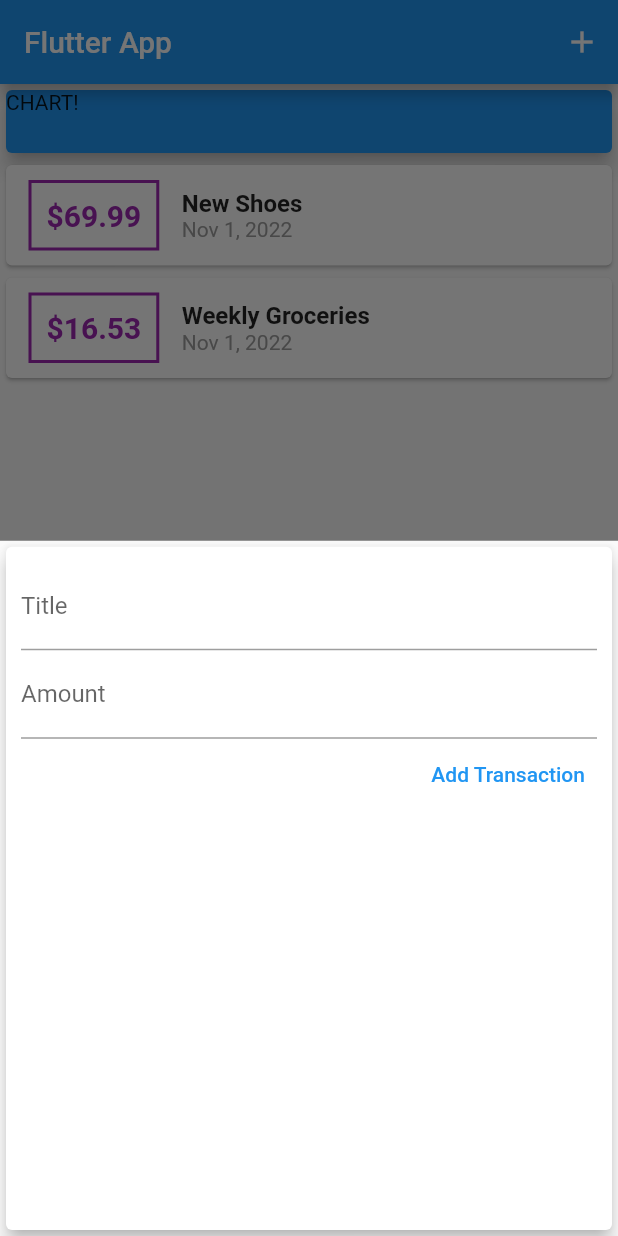
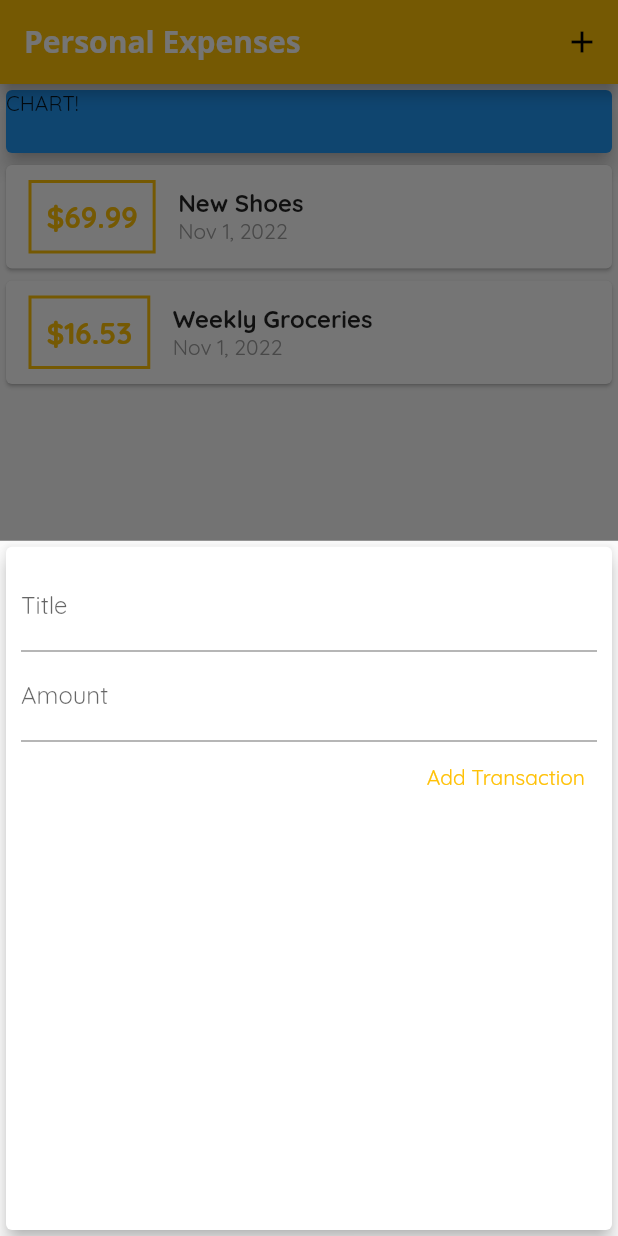
Before and after one commit to MuhammadZeeshan03/Expense-tracker-app-flutter, a Flutter app: the screen it shows after launch, after a tap on the "add" icon, on a phone screen of 412 x 824 dp. Run offline on Flutter 3.47's test engine with Material 2 defaults, Android fonts, the phone set to English and light mode, and no system bars.

Commit message:
fonts in progress

```diff
--- a/lib/main.dart
+++ b/lib/main.dart
@@ -1,3 +1,5 @@
+// ignore_for_file: deprecated_member_use
+
 import 'package:flutter/material.dart';
 import './widgets/new_transaction.dart';
 import './widgets/transaction_list.dart';
@@ -10,7 +12,20 @@ class MyApp extends StatelessWidget {
   @override
   Widget build(BuildContext context) {
     return MaterialApp(
-      title: 'Flutter App',
+      title: 'Personal Expenses',
+      theme: ThemeData(
+        primarySwatch: Colors.amber,
+        accentColor: Colors.amberAccent,
+        fontFamily: 'Quicksand',
+        appBarTheme: AppBarTheme(
+            textTheme: ThemeData.light().textTheme.copyWith(
+                  headline6: TextStyle(
+                    fontFamily: 'OpenSans',
+                    fontSize: 20,
+                    fontWeight: FontWeight.bold,
+                  ),
+                )),
+      ),
       home: MyHomePage(),
     );
   }
@@ -65,7 +80,7 @@ class _MyHomePageState extends State<MyHomePage> {
   Widget build(BuildContext context) {
     return Scaffold(
       appBar: AppBar(
-        title: Text('Flutter App'),
+        title: Text('Personal Expenses'),
         actions: <Widget>[
           IconButton(
             icon: Icon(Icons.add),
--- a/lib/widgets/new_transaction.dart
+++ b/lib/widgets/new_transaction.dart
@@ -1,23 +1,29 @@
 import 'package:flutter/material.dart';
 
-class NewTransaction extends StatelessWidget {
-  final Function addtx;
+class NewTransaction extends StatefulWidget {
+  final Function addtx; //add transactionW
   NewTransaction(this.addtx);
 
+  @override
+  State<NewTransaction> createState() => _NewTransactionState();
+}
+
+class _NewTransactionState extends State<NewTransaction> {
   void submitData() {
     final enteredTitle = titleController.text;
     final enteredAmount = double.parse(amountController.text);
     if (enteredTitle.isEmpty || enteredAmount <= 0) {
       return;
     }
-
-    addtx(
+    widget.addtx(
       enteredTitle,
       enteredAmount,
     );
+    Navigator.of(context).pop();
   }
 
   final titleController = TextEditingController();
+
   final amountController = TextEditingController();
 
   @override
--- a/lib/widgets/transaction_list.dart
+++ b/lib/widgets/transaction_list.dart
@@ -23,14 +23,15 @@ class TransactionList extends StatelessWidget {
                     horizontal: 15,
                   ),
                   decoration: BoxDecoration(
-                    border: Border.all(color: Colors.purple, width: 2),
+                    border: Border.all(
+                        color: Theme.of(context).primaryColor, width: 2),
                   ),
                   child: Text(
                     '\$${transactions[index].amount.toStringAsFixed(2)}',
                     style: TextStyle(
                         fontWeight: FontWeight.bold,
                         fontSize: 20,
-                        color: Colors.purple),
+                        color: Theme.of(context).primaryColor),
                   ),
                 ),
                 Column(
```
Also changed, not shown: pubspec.yaml (+17 -11 lines), assets/fonts/OpenSans-Bold.ttf (added), assets/fonts/OpenSans-Regular.ttf (added), assets/fonts/Quicksand-Bold.ttf (added), assets/fonts/Quicksand-Light.ttf (added), assets/fonts/Quicksand-Medium.ttf (added), assets/fonts/Quicksand-Regular.ttf (added).
